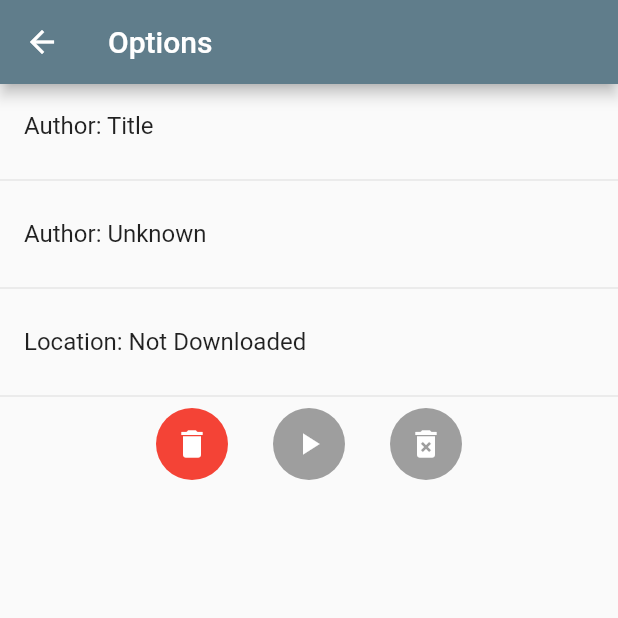
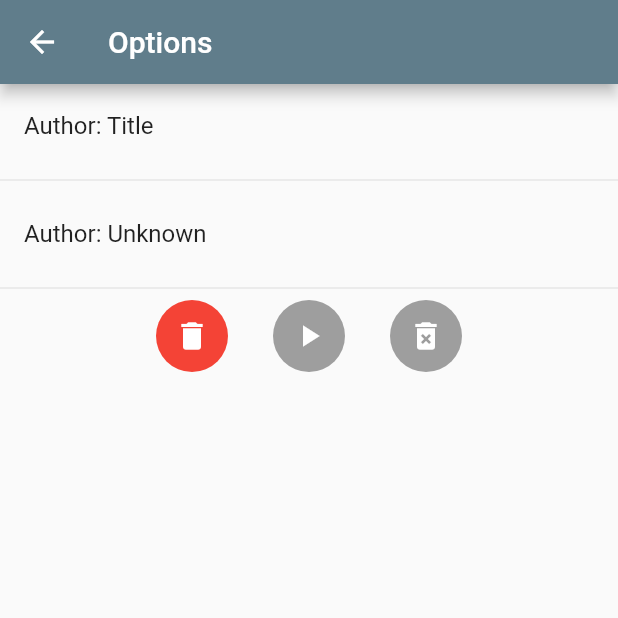
Before and after one commit to Abstractolotl/aztube-app, a Flutter app: the DownloadScreen screen opened directly with empty values, on a phone screen of 412 x 824 dp, the top half of it. Run offline on Flutter 3.47's test engine with Material 2 defaults, Android fonts, the phone set to English and light mode, and no system bars; our stand-ins replace camera, device_info_plus; missing offline and left inert: qr_code_scanner.

Commit message:
Add Snackbar for deletion

```diff
--- a/lib/views/downloadoption.dart
+++ b/lib/views/downloadoption.dart
@@ -39,10 +39,6 @@ class DownloadScreenState extends State<DownloadScreen> {
             const Divider(),
             ListTile(
               title: Text('Author: ${widget.video.author}'),
-            ),
-            const Divider(),
-            ListTile(
-              title: Text(widget.video.downloaded ? 'Location: ${widget.video.savedTo}' : 'Location: Not Downloaded'),
             ),
             const Divider(),
             Row(
@@ -120,6 +116,11 @@ class DownloadScreenState extends State<DownloadScreen> {
     bool result = await platform.invokeMethod("deleteDownload", args);
     if(result){
       removeFromList();
+      ScaffoldMessenger.of(context).showSnackBar(
+        SnackBar(content: Text('${widget.video.title} deleted'),
+            duration: const Duration(seconds: 2),
+            behavior: SnackBarBehavior.floating),
+      );
       Navigator.pop(context);
     }else{
       ScaffoldMessenger.of(context).showSnackBar(
```
